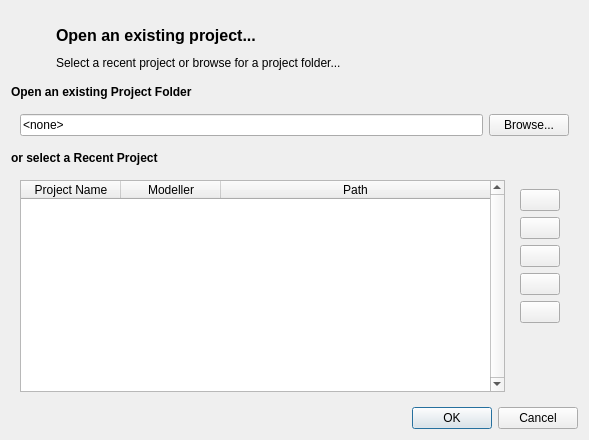
This is gui/openprojectdialog.ui in petermbach/urbanbeats-pss as Qt 5 draws it before an edit. The edited form follows.
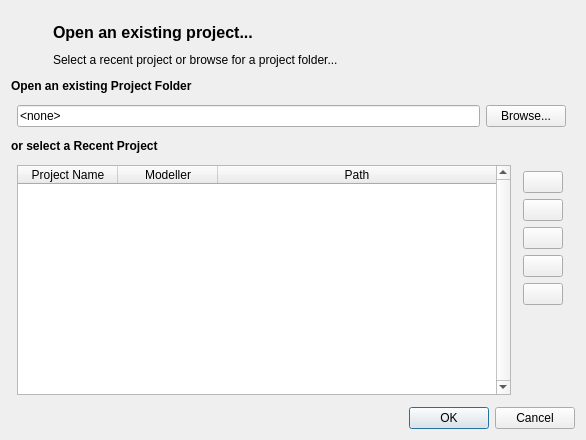
This is the edited form. Icons and pictures are not drawn.

Commit message: Cleaned up the GUI, made some changes to many of the widget margins from 9px to 6px. Aesthetic improvements primarily.

Patch:
```diff
--- a/gui/openprojectdialog.ui
+++ b/gui/openprojectdialog.ui
@@ -17,6 +17,18 @@
    <item>
     <widget class="QWidget" name="header" native="true">
      <layout class="QGridLayout" name="gridLayout_12">
+      <property name="leftMargin">
+       <number>6</number>
+      </property>
+      <property name="topMargin">
+       <number>6</number>
+      </property>
+      <property name="rightMargin">
+       <number>6</number>
+      </property>
+      <property name="bottomMargin">
+       <number>6</number>
+      </property>
       <item row="0" column="0">
        <widget class="QLabel" name="title_logo">
         <property name="minimumSize">
@@ -76,6 +88,18 @@
    <item>
     <widget class="QWidget" name="path_widget" native="true">
      <layout class="QGridLayout" name="gridLayout_3">
+      <property name="leftMargin">
+       <number>6</number>
+      </property>
+      <property name="topMargin">
+       <number>6</number>
+      </property>
+      <property name="rightMargin">
+       <number>6</number>
+      </property>
+      <property name="bottomMargin">
+       <number>6</number>
+      </property>
       <item row="1" column="1">
        <widget class="QPushButton" name="projpath_button">
         <property name="text">
@@ -128,9 +152,33 @@
    <item>
     <widget class="QWidget" name="path_widget_2" native="true">
      <layout class="QGridLayout" name="gridLayout_4">
+      <property name="leftMargin">
+       <number>6</number>
+      </property>
+      <property name="topMargin">
+       <number>6</number>
+      </property>
+      <property name="rightMargin">
+       <number>6</number>
+      </property>
+      <property name="bottomMargin">
+       <number>6</number>
+      </property>
       <item row="1" column="1">
        <widget class="QWidget" name="path_widget_3" native="true">
         <layout class="QVBoxLayout" name="verticalLayout_2">
+         <property name="leftMargin">
+          <number>6</number>
+         </property>
+         <property name="topMargin">
+          <number>6</number>
+         </property>
+         <property name="rightMargin">
+          <number>6</number>
+         </property>
+         <property name="bottomMargin">
+          <number>6</number>
+         </property>
          <item>
           <widget class="QPushButton" name="info_button">
            <property name="minimumSize">
```
The commit also changes 42 other files.
